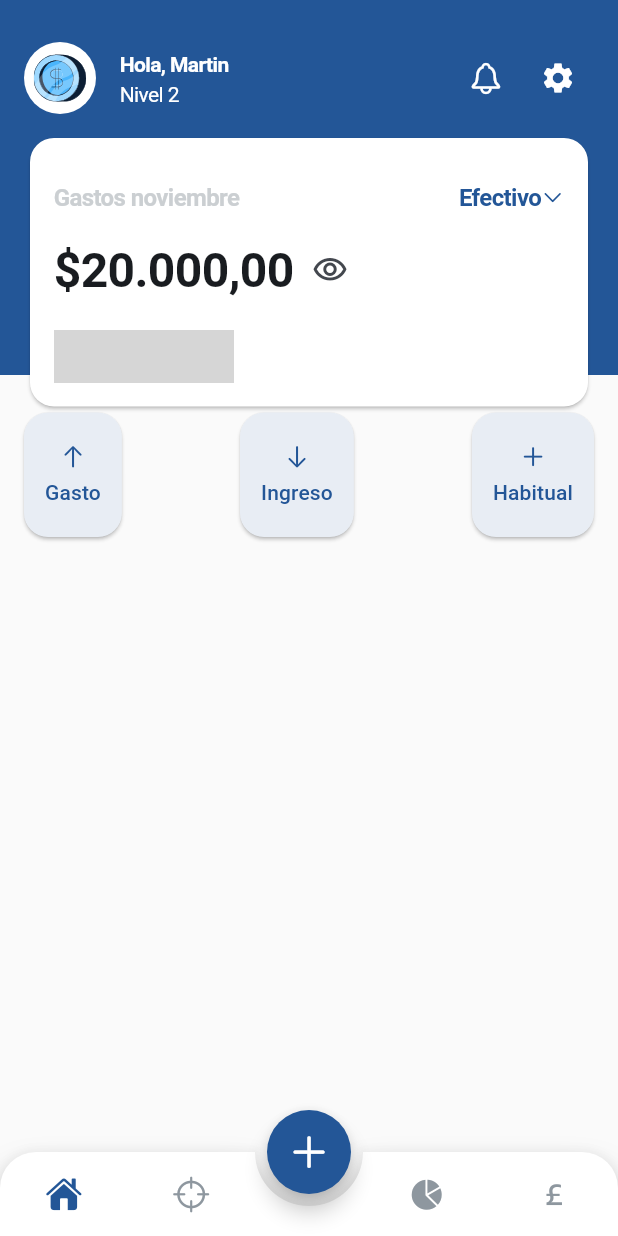
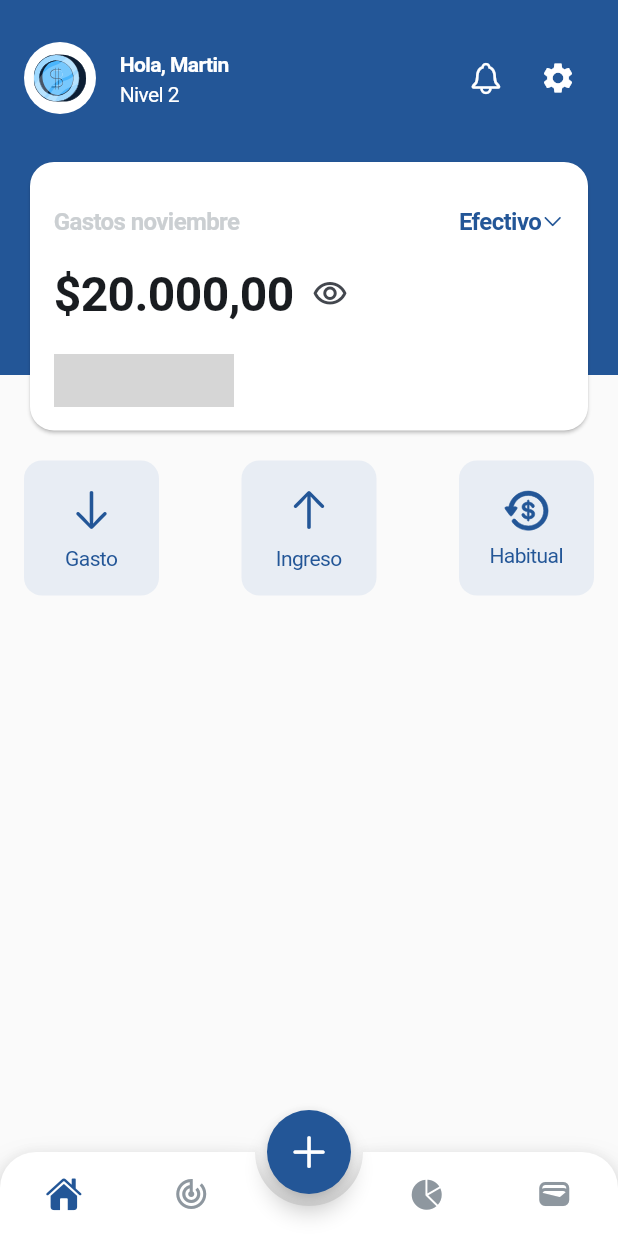
Before and after one commit to MartinBal97/money_flow, a Flutter app: the screen it shows after launch, on a phone screen of 412 x 824 dp. Run offline on Flutter 3.47's test engine with Material 3 defaults, Android fonts, the phone set to English and light mode, and no system bars; drawn by our look-alikes of animated_bottom_navigation_bar, animated_toggle_switch; our stand-ins replace flutter_svg, go_router; Roboto replaces fonts that are missing (SF Pro Display, SF Pro Text); grey boxes are pictures that could not be loaded.

Commit message:
advances on home screen

```diff
--- a/lib/core/app_theme.dart
+++ b/lib/core/app_theme.dart
@@ -106,13 +106,7 @@ class AppTheme {
   ThemeData getTheme() => ThemeData(
         colorSchemeSeed: _seedColor,
         textTheme: _textTheme,
-        elevatedButtonTheme: _elevatedButtonTheme,
-        // listTileTheme: ListTileThemeData(
-        //   contentPadding: EdgeInsets.zero,
-        //   horizontalTitleGap: 0,
-        //   minVerticalPadding: 0,
-
-        // ),
+        //elevatedButtonTheme: _elevatedButtonTheme,
       );
 }
 
--- a/lib/presentation/pages/home/home_screen.dart
+++ b/lib/presentation/pages/home/home_screen.dart
@@ -3,6 +3,7 @@ import 'package:flutter/cupertino.dart';
 import 'package:flutter/material.dart';
 import 'package:flutter_svg/svg.dart';
 import 'package:money_flow/core/app_theme.dart';
+import 'package:money_flow/presentation/widgets/buttons_widgets.dart';
 
 class HomeScreen extends StatefulWidget {
   const HomeScreen({super.key});
@@ -20,28 +21,76 @@ class HomeScreenState extends State<HomeScreen> {
   Widget build(BuildContext context) {
     return Scaffold(
       backgroundColor: secondaryColor,
-      body: Stack(
+      body: SingleChildScrollView(
+        physics: AlwaysScrollableScrollPhysics(),
+        child: Stack(
           children: [
             DecoratedBox(
               decoration: BoxDecoration(color: blue500),
-            child: SizedBox(
-              height: 250,
-              width: double.infinity,
-            ),
+              child: SizedBox(height: 250, width: double.infinity),
             ),
             SafeArea(
               child: Padding(
                 padding: const EdgeInsets.all(16),
                 child: Column(
+                  spacing: 16,
                   crossAxisAlignment: CrossAxisAlignment.start,
                   children: [
                     // Encabezado
                     _buildHeader(),
 
                     // Card de ingresos
-                  //_buildIncomeCard(context),
+                    _buildIncomeCard(),
 
-                  Card(
+                    // Botones inferiores
+                    _buildActionButtons(),
+                  ],
+                ),
+              ),
+            ),
+          ],
+        ),
+      ),
+    );
+  }
+
+  ListTile _buildHeader() {
+    return ListTile(
+      contentPadding: EdgeInsets.zero,
+      leading: CircleAvatar(
+        radius: 24,
+        backgroundColor: white,
+        child: SvgPicture.asset(
+          'assets/images/coin.svg',
+          width: 35,
+        ),
+      ),
+      trailing: Row(
+        mainAxisSize: MainAxisSize.min,
+        children: [
+          IconButton(
+            icon: Icon(CupertinoIcons.bell, color: white),
+            onPressed: () {},
+          ),
+          IconButton(
+            icon: Icon(Icons.settings, color: white),
+            onPressed: () {},
+          ),
+        ],
+      ),
+      title: Text(
+        'Hola, Martin',
+        style: bodySmallBTextStyle.copyWith(color: white),
+      ),
+      subtitle: Text(
+        'Nivel 2',
+        style: bodySmallRTextStyle.copyWith(color: white),
+      ),
+    );
+  }
+
+  Card _buildIncomeCard() {
+    return Card(
       shape: RoundedRectangleBorder(borderRadius: BorderRadius.circular(16)),
       color: white,
       child: Padding(
@@ -90,9 +139,7 @@ class HomeScreenState extends State<HomeScreen> {
                     ? Text('\$20.000,00', style: disBigTextStyle)
                     : Text('\$********', style: disBigTextStyle),
                 IconButton(
-                                icon: moneyVisibility
-                                    ? Icon(Icons.visibility_outlined)
-                                    : Icon(Icons.visibility_off_outlined),
+                  icon: moneyVisibility ? Icon(Icons.visibility_outlined) : Icon(Icons.visibility_off_outlined),
                   onPressed: () {
                     setState(() => moneyVisibility = !moneyVisibility);
                   },
@@ -130,51 +177,6 @@ class HomeScreenState extends State<HomeScreen> {
           ],
         ),
       ),
-                  ),
-
-                  // // Botones inferiores
-                  _buildActionButtons(),
-                ],
-              ),
-            ),
-          ),
-        ],
-      ),
-    );
-  }
-
-  Widget _buildHeader() {
-    return ListTile(
-      contentPadding: EdgeInsets.zero,
-      leading: CircleAvatar(
-        radius: 24,
-        backgroundColor: white,
-        child: SvgPicture.asset(
-          'assets/images/coin.svg',
-          width: 35,
-        ),
-      ),
-      trailing: Row(
-        mainAxisSize: MainAxisSize.min,
-        children: [
-          IconButton(
-            icon: Icon(CupertinoIcons.bell, color: white),
-            onPressed: () {},
-          ),
-          IconButton(
-            icon: Icon(Icons.settings, color: white),
-            onPressed: () {},
-          ),
-        ],
-      ),
-      title: Text(
-        'Hola, Martin',
-        style: bodySmallBTextStyle.copyWith(color: white),
-      ),
-      subtitle: Text(
-        'Nivel 2',
-        style: bodySmallRTextStyle.copyWith(color: white),
-      ),
     );
   }
 
@@ -182,32 +184,22 @@ class HomeScreenState extends State<HomeScreen> {
     return Row(
       mainAxisAlignment: MainAxisAlignment.spaceBetween,
       children: [
-        _buildActionButton(CupertinoIcons.arrow_up, 'Gasto'),
-        _buildActionButton(CupertinoIcons.arrow_down, 'Ingreso'),
-        _buildActionButton(CupertinoIcons.add, 'Habitual'),
+        CustomButton(
+          text: 'Gasto',
+          widget: Icon(CupertinoIcons.arrow_down, color: blue500, size: 32),
+          onPressed: () {},
+        ),
+        CustomButton(
+          text: 'Ingreso',
+          widget: Icon(CupertinoIcons.arrow_up, color: blue500, size: 32),
+          onPressed: () {},
+        ),
+        CustomButton(
+          text: 'Habitual',
+          widget: SvgPicture.asset('assets/images/gastohabitual.svg', width: 32),
+          onPressed: () {},
+        ),
       ],
     );
   }
-
-  Widget _buildActionButton(IconData icon, String label) {
-    return ElevatedButton(
-      onPressed: () {},
-      style: ButtonStyle(
-        padding: WidgetStateProperty.all(EdgeInsets.symmetric(horizontal: 14, vertical: 20)),
-        side: WidgetStateProperty.all(BorderSide.none),
-        backgroundColor: WidgetStateProperty.all(aliceBlue),
-        shape: WidgetStateProperty.all(RoundedRectangleBorder(
-          borderRadius: BorderRadius.circular(16),
-        )),
-      ),
-      child: Column(
-        mainAxisAlignment: MainAxisAlignment.center,
-        spacing: 5,
-        children: [
-          Icon(icon, color: blue500),
-          Text(label, style: TextStyle(fontSize: 14, color: blue500)),
-        ],
-      ),
-    );
 }
-}
--- a/lib/presentation/pages/main_app_layout.dart
+++ b/lib/presentation/pages/main_app_layout.dart
@@ -27,26 +27,10 @@ class MainAppLayout extends StatefulWidget {
 }
 
 final navigationTabs = [
-  NavigationTabData(
-    icon: const Icon(CupertinoIcons.house_fill),
-    label: "Home",
-    route: '/',
-  ),
-  NavigationTabData(
-    icon: const Icon(CupertinoIcons.scope),
-    label: "Objetivos",
-    route: '/goals',
-  ),
-  NavigationTabData(
-    icon: const Icon(CupertinoIcons.chart_pie_fill),
-    label: "Resumen",
-    route: '/summary',
-  ),
-  NavigationTabData(
-    icon: const Icon(CupertinoIcons.money_pound),
-    label: "Billetera",
-    route: '/wallet',
-  ),
+  NavigationTabData(icon: const Icon(CupertinoIcons.house_fill), label: "Home", route: '/'),
+  NavigationTabData(icon: const Icon(Icons.track_changes), label: "Objetivos", route: '/goals'),
+  NavigationTabData(icon: const Icon(CupertinoIcons.chart_pie_fill), label: "Resumen", route: '/summary'),
+  NavigationTabData(icon: const Icon(Icons.wallet), label: "Billetera", route: '/wallet'),
 ];
 
 class _MainAppLayoutState extends State<MainAppLayout> {
@@ -96,6 +80,7 @@ class _MainAppLayoutState extends State<MainAppLayout> {
       bottomNavigationBar: AnimatedBottomNavigationBar(
         icons: navigationTabs.map((tab) => (tab.icon as Icon).icon!).toList(),
         activeColor: blue500,
+        inactiveColor: neutral400,
         activeIndex: selectedIndex,
         gapLocation: GapLocation.center,
         notchSmoothness: NotchSmoothness.values[2],
@@ -104,7 +89,6 @@ class _MainAppLayoutState extends State<MainAppLayout> {
         onTap: onItemTapped,
         safeAreaValues: SafeAreaValues(top: true),
         iconSize: 24,
-        inactiveColor: neutral400,
         backgroundColor: white,
       ),
     );
--- /dev/null
+++ b/lib/presentation/widgets/buttons_widgets.dart
@@ -0,0 +1,35 @@
+import 'package:flutter/material.dart';
+import 'package:money_flow/core/app_theme.dart';
+
+class CustomButton extends StatelessWidget {
+  final String text;
+  final Widget widget;
+  final VoidCallback onPressed;
+
+  const CustomButton({
+    super.key,
+    required this.text,
+    required this.widget,
+    required this.onPressed,
+  });
+
+  @override
+  Widget build(BuildContext context) {
+    return GestureDetector(
+      onTap: onPressed,
+      child: Container(
+        width: 90,
+        height: 90,
+        decoration: BoxDecoration(color: aliceBlue, borderRadius: BorderRadius.circular(12)),
+        child: Column(
+          spacing: 8,
+          mainAxisAlignment: MainAxisAlignment.center,
+          children: [
+            widget,
+            Text(text, style: bodySmallRTextStyle.copyWith(color: blue500)),
+          ],
+        ),
+      ),
+    );
+  }
+}
```
Also changed, not shown: assets/images/gastohabitual.svg (added). Lines whose indentation alone changed are shown as unchanged.
